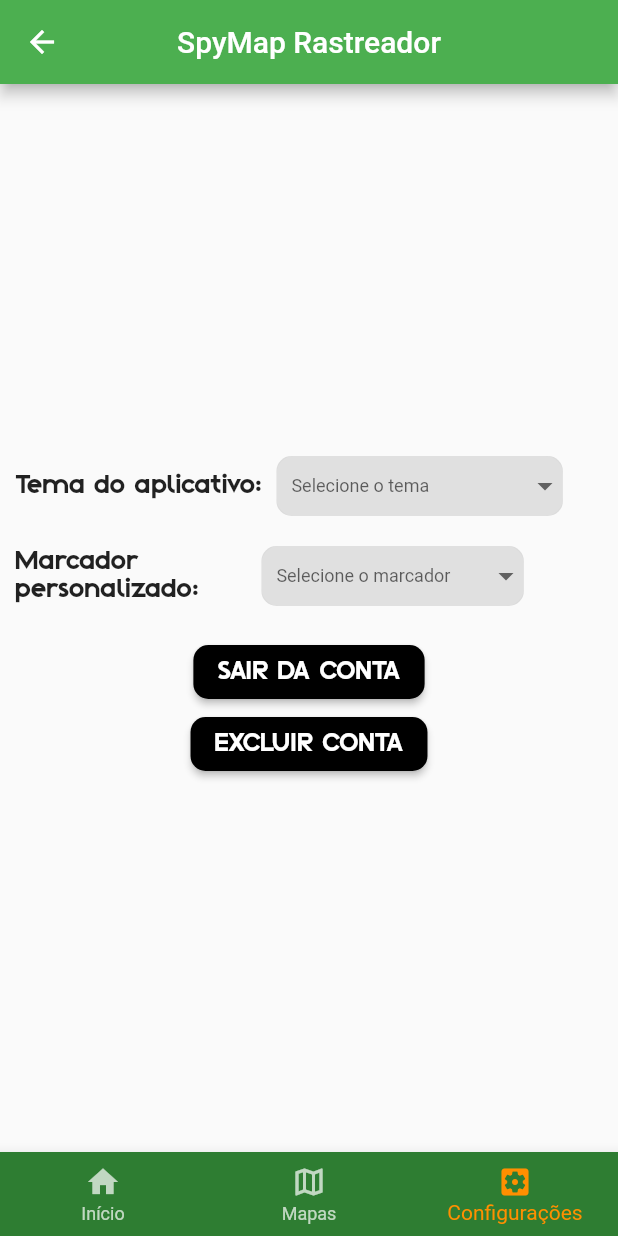
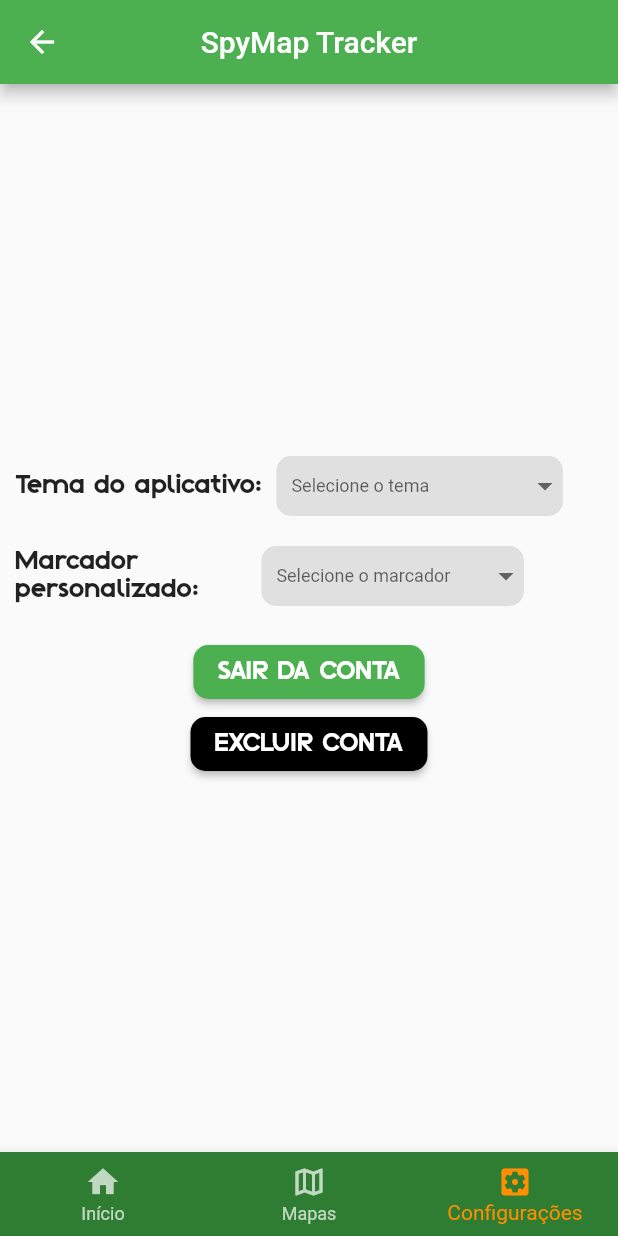
Before and after one commit to rodrigomatta/spymap-flutter-app, a Flutter app: the PaginaInicial screen opened directly, item 3 of the bottom bar chosen, on a phone screen of 412 x 824 dp. Run offline on Flutter 3.47's test engine with Material 2 defaults, Android fonts, the light colour scheme and no system bars; our stand-ins replace animated_background, cloud_firestore, firebase_auth, firebase_core, google_fonts, google_maps_flutter and 3 more; accounts and stored records are empty.

Commit message:
update SpyMap
updateSpyMap

```diff
--- a/lib/main.dart
+++ b/lib/main.dart
@@ -15,7 +15,7 @@
         ChangeNotifierProvider(create: (context) => ServicoAutenticacao()), // Fornece o serviço de autenticação para o aplicativo
       ],
       child: MaterialApp( // Cria o aplicativo com Material Design
-        home: PaginaCalculadoraFalsa(key: UniqueKey()), // Define AuthCheck como a primeira tela do aplicativo
+        home: PaginaCalculadoraFalsa(key: UniqueKey()), // Define a paginaCalculadoraFake como a primeira tela do aplicativo
         debugShowCheckedModeBanner: false, // Remove o banner de modo de depuração
       )
     )
--- a/lib/paginas/paginaCalculadoraFake.dart
+++ b/lib/paginas/paginaCalculadoraFake.dart
@@ -91,7 +91,7 @@
     return Scaffold(
       // Barra de aplicativo
       appBar: AppBar(
-        title: Text('Calculadora Falsa'),
+        title: Text('Calculadora'),
         backgroundColor: const Color(0xFF283637),
       ),
       // Cor de fundo da tela
--- a/lib/paginas/paginaConfiguracao.dart
+++ b/lib/paginas/paginaConfiguracao.dart
@@ -11,8 +11,16 @@
   final Function(String)? alterarCor;
   final Function(String, int)? alterarIcone;
 
+  // Adicione um novo parâmetro para a cor do tema
+  final Color corTema;
+
   // Construtor da classe
-  const paginaConfiguracao({Key? key, this.alterarCor, this.alterarIcone}) : super(key: key);
+  const paginaConfiguracao({
+    Key? key,
+    this.alterarCor,
+    this.alterarIcone,
+    required this.corTema,
+  }) : super(key: key);
 
   @override
   State<paginaConfiguracao> createState() => _paginaConfiguracaoState();
@@ -34,7 +42,7 @@
   final List<String> listaPontos = <String>[
     'images/spy.png',
     'images/pontoazul.png',
-    'images/pontovermelho.jpg',
+    'images/pontovermelho.png',
     'images/nicolascage.png',
   ];
   // Valor atual do ícone personalizado
@@ -160,7 +168,7 @@
             // Botão para sair da conta
             ElevatedButton(
               style: ElevatedButton.styleFrom(
-                primary: Colors.black,
+                primary: widget.corTema, // Use a cor do tema recebida
                 shape: RoundedRectangleBorder(
                   borderRadius: BorderRadius.circular(10),
                 ),
--- a/lib/paginas/paginaInicial.dart
+++ b/lib/paginas/paginaInicial.dart
@@ -32,7 +32,10 @@
     telas = [
       PaginaLocalizacao(),
       Container(), // Espaço reservado para a PaginaMapa
-      paginaConfiguracao(alterarCor: alterarCor),
+      paginaConfiguracao(
+        alterarCor: alterarCor,
+        corTema: corAppBar, // Passe a cor do tema
+      )
     ];
     _inscricao = FirebaseFirestore.instance.collection(FirebaseAuth.instance.currentUser!.uid).snapshots().listen(_atualizarEstado);
 
@@ -110,7 +113,7 @@
     return Scaffold(
       // Barra superior
       appBar: AppBar(
-        title: Text('SpyMap Rastreador'),
+        title: Text('SpyMap Tracker'),
         centerTitle: true, // Centraliza o título
         backgroundColor: corAppBar, // Altera a cor de fundo para verde
       ),
--- a/lib/paginas/paginaMapa.dart
+++ b/lib/paginas/paginaMapa.dart
@@ -42,7 +42,7 @@
         });
       } else {
         // Carrega o ícone padrão se 'marcador' for nulo
-        carregarIconeCustomizado('images/pontoazul.png', 250).then((iconeCustomizadoCarregado) {
+        carregarIconeCustomizado('images/pontoazul.png', 300).then((iconeCustomizadoCarregado) {
           setState(() {
             iconeCustomizado = iconeCustomizadoCarregado;
           });
--- a/pubspec.yaml
+++ b/pubspec.yaml
@@ -72,7 +72,7 @@
   assets:
     - images/spy.png
     - images/pontoazul.png
-    - images/pontovermelho.jpg
+    - images/pontovermelho.png
     - images/nicolascage.png
 
   # An image asset can refer to one or more resolution-specific "variants", see
```
Also changed, not shown: images/pontovermelho.jpg (deleted), images/pontovermelho.png (added).
